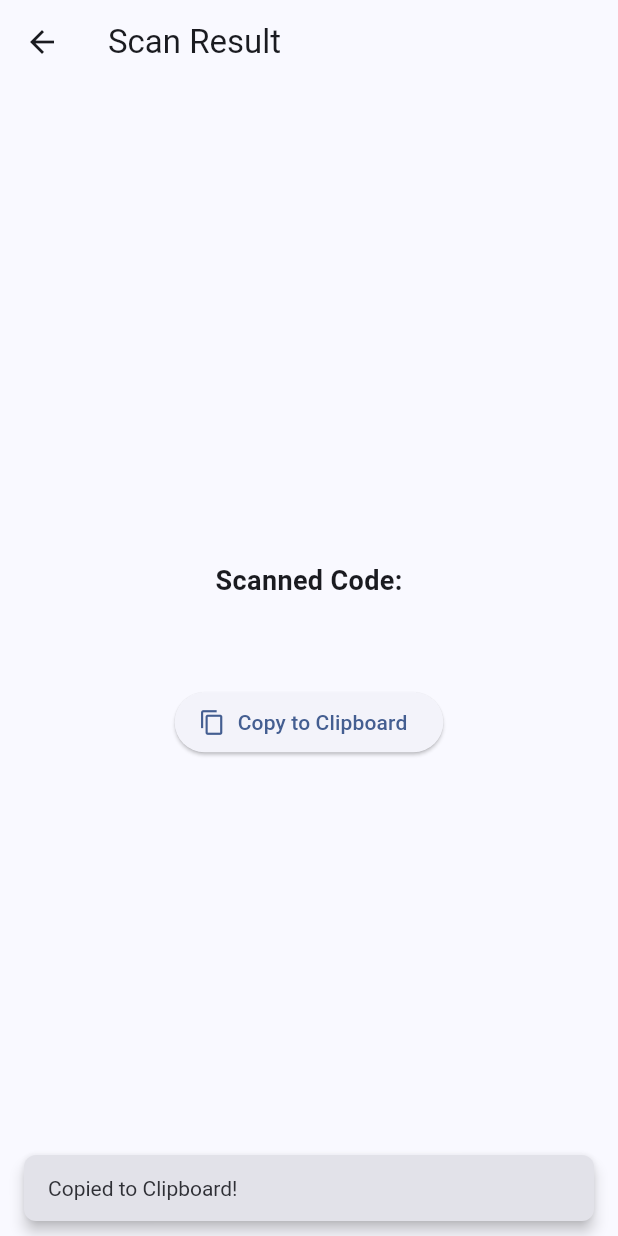
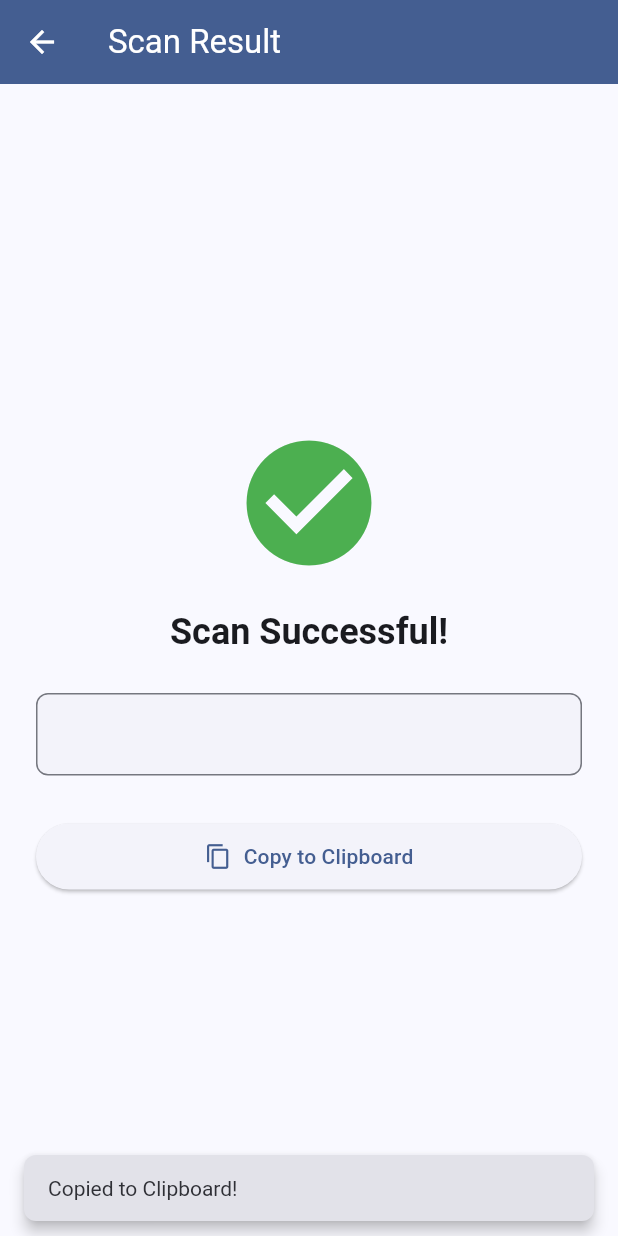
Before and after one commit to FlamingWater35/QuickScan, a Flutter app: the ResultScreen screen opened directly with empty values, after a tap on "Copy to Clipboard", on a phone screen of 412 x 824 dp. Run offline on Flutter 3.47's test engine with Material 3 defaults, Android fonts, the phone set to English and light mode, and no system bars; our stand-ins replace image_picker; missing offline and left inert: mobile_scanner.

Commit message:
Update results screen

```diff
--- a/lib/screens/scan_result_screen.dart
+++ b/lib/screens/scan_result_screen.dart
@@ -1,51 +1,152 @@
 import 'package:flutter/material.dart';
 import 'package:flutter/services.dart';
+import 'package:url_launcher/url_launcher.dart';
+import 'package:logging/logging.dart';
 
-class ResultScreen extends StatelessWidget {
+class ResultScreen extends StatefulWidget {
   final String code;
 
   const ResultScreen({super.key, required this.code});
 
   @override
+  State<ResultScreen> createState() => _ResultScreenState();
+}
+
+class _ResultScreenState extends State<ResultScreen> {
+  final _log = Logger('ScannerResultsScreenState');
+  Uri? _uri;
+
+  @override
+  void initState() {
+    super.initState();
+    _parseUri();
+  }
+
+  void _parseUri() {
+    final Uri? parsedUri = Uri.tryParse(widget.code);
+    if (parsedUri != null && parsedUri.hasScheme && (parsedUri.scheme == 'http' || parsedUri.scheme == 'https')) {
+      setState(() {
+        _uri = parsedUri;
+      });
+    }
+  }
+
+  Future<void> _launchURL(Uri url) async {
+    try {
+      bool launched = await launchUrl(url, mode: LaunchMode.externalApplication);
+      if (!launched && mounted) {
+        _showSnackBar('Could not launch $url');
+      }
+    } catch (e) {
+      _log.severe("Error launching URL: $e");
+      if (mounted) {
+        _showSnackBar('Error launching link: ${e.toString()}');
+      }
+    }
+  }
+
+  void _copyToClipboard() {
+    Clipboard.setData(ClipboardData(text: widget.code));
+    _showSnackBar('Copied to Clipboard!');
+  }
+
+  void _showSnackBar(String message) {
+    if (!mounted) return;
+    ScaffoldMessenger.of(context).showSnackBar(
+      SnackBar(
+        content: Text(message),
+        duration: const Duration(seconds: 2),
+      ),
+    );
+  }
+
+  @override
   Widget build(BuildContext context) {
+    final ThemeData theme = Theme.of(context);
+    final ColorScheme colorScheme = theme.colorScheme;
+
+    final bool isLink = _uri != null;
+
     return Scaffold(
       appBar: AppBar(
         title: const Text('Scan Result'),
         leading: IconButton(
-          icon: const Icon(Icons.arrow_back),
+          icon: Icon(Icons.arrow_back, color: colorScheme.onPrimary),
           onPressed: () => Navigator.of(context).pop(),
         ),
+        backgroundColor: colorScheme.primary,
+        foregroundColor: colorScheme.onPrimary,
       ),
-      body: Center(
-        child: Padding(
-          padding: const EdgeInsets.all(20.0),
+      body: Padding(
+        padding: const EdgeInsets.all(24.0),
+        child: Center(
+          child: SingleChildScrollView(
             child: Column(
               mainAxisAlignment: MainAxisAlignment.center,
+              crossAxisAlignment: CrossAxisAlignment.center,
               children: [
-              const Text(
-                'Scanned Code:',
-                style: TextStyle(fontSize: 18, fontWeight: FontWeight.bold),
+                const Icon(
+                  Icons.check_circle,
+                  color: Colors.green,
+                  size: 100.0,
                 ),
-              const SizedBox(height: 10),
-
-              SelectableText(
-                code,
-                style: const TextStyle(fontSize: 16),
+                const SizedBox(height: 20),
+                Text(
+                  'Scan Successful!',
+                  style: theme.textTheme.headlineSmall?.copyWith(
+                    fontWeight: FontWeight.bold,
+                  ),
                   textAlign: TextAlign.center,
                 ),
-              const SizedBox(height: 20),
+                const SizedBox(height: 25),
 
+                Container(
+                  width: double.infinity,
+                  padding: const EdgeInsets.symmetric(horizontal: 15.0, vertical: 12.0),
+                  decoration: BoxDecoration(
+                    color: colorScheme.surfaceContainerLow,
+                    borderRadius: BorderRadius.circular(8.0),
+                    border: Border.all(color: colorScheme.outline)
+                  ),
+                  child: SelectableText(
+                    widget.code,
+                    style: theme.textTheme.bodyLarge?.copyWith(
+                      color: colorScheme.onSurfaceVariant
+                    ),
+                    textAlign: TextAlign.center,
+                  ),
+                ),
+                const SizedBox(height: 30),
+
+                Column(
+                  crossAxisAlignment: CrossAxisAlignment.stretch,
+                  children: [
                     ElevatedButton.icon(
                       icon: const Icon(Icons.copy),
                       label: const Text('Copy to Clipboard'),
-                onPressed: () {
-                  Clipboard.setData(ClipboardData(text: code));
-                  ScaffoldMessenger.of(context).showSnackBar(
-                    const SnackBar(content: Text('Copied to Clipboard!')),
-                  );
-                },
+                      onPressed: _copyToClipboard,
+                      style: ElevatedButton.styleFrom(
+                        padding: const EdgeInsets.symmetric(vertical: 12),
+                      ),
+                    ),
+
+                    if (isLink) ...[
+                      const SizedBox(height: 15),
+                      ElevatedButton.icon(
+                        icon: const Icon(Icons.open_in_browser),
+                        label: const Text('Open Link'),
+                        onPressed: () => _launchURL(_uri!),
+                        style: ElevatedButton.styleFrom(
+                          padding: const EdgeInsets.symmetric(vertical: 12),
+                          backgroundColor: colorScheme.secondary,
+                          foregroundColor: colorScheme.onSecondary,
+                        ),
                       ),
                     ],
+                  ],
+                ),
+              ],
+            ),
           ),
         ),
       ),
--- a/pubspec.yaml
+++ b/pubspec.yaml
@@ -37,6 +37,7 @@ dependencies:
 
   mobile_scanner: ^6.0.10
   image_picker: ^1.1.2
+  url_launcher: ^6.3.1
   logging: ^1.3.0
 
 dev_dependencies:
```
Also changed, not shown: pubspec.lock, 1 other file. Lines whose indentation alone changed are shown as unchanged.
